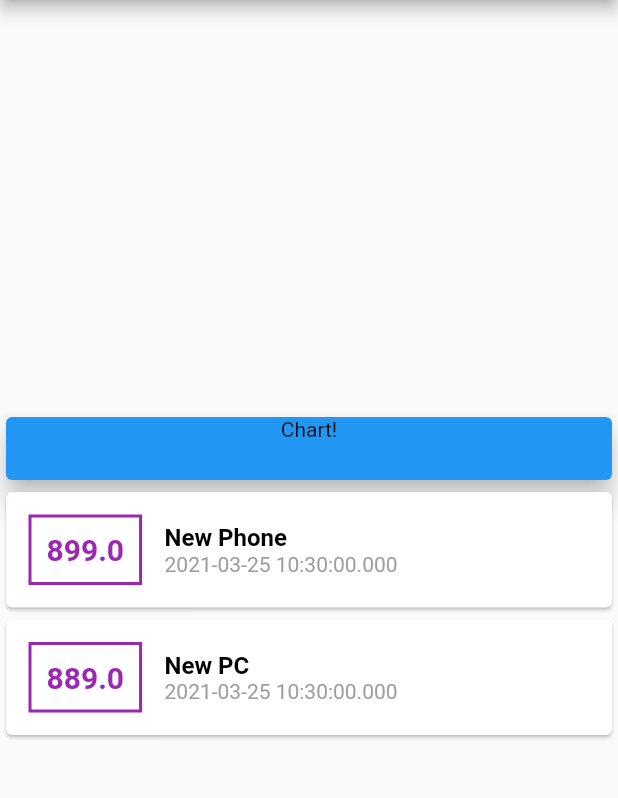
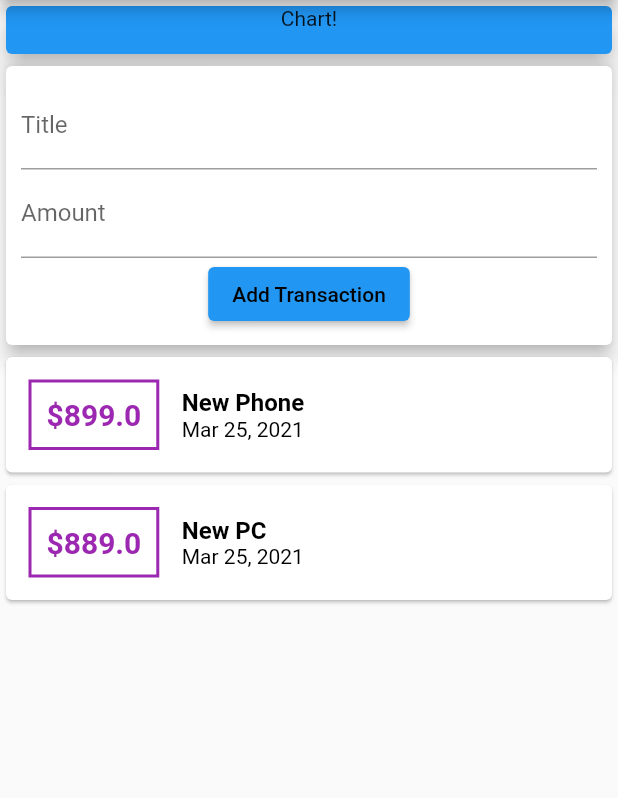
Before and after one commit to tanim913/personal_expenses_app, a Flutter app: the screen it shows after launch, on a phone screen of 412 x 824 dp, the part 84-882 px from its top. Run offline on Flutter 3.47's test engine with Material 2 defaults, Android fonts, the phone set to English and light mode, and no system bars.

Commit message:
Update main.dart

```diff
--- a/lib/main.dart
+++ b/lib/main.dart
@@ -1,4 +1,5 @@
 import 'package:flutter/material.dart';
+import 'package:intl/intl.dart';
 import './transaction.dart';
 
 void main() => runApp(MyApp());
@@ -26,18 +27,39 @@
         title: Text('Personal Expenses'),
       ),
       body: Column(
-        mainAxisAlignment: MainAxisAlignment.center,
+        //mainAxisAlignment: MainAxisAlignment.center,
         crossAxisAlignment: CrossAxisAlignment.stretch,
         children: [
           Container(
             width: double.infinity,
-            height: 50,
+            height: 40,
             child: Card(
               color: Colors.blue,
               child: Container(
                 child: Text('Chart!', textAlign: TextAlign.center),
               ),
               elevation: 7,
+            ),
+          ),
+          Card(
+            elevation: 5,
+            child: Container(
+              padding: EdgeInsets.all(10),
+              child: Column(
+                children: [
+                  TextField(
+                    decoration: InputDecoration(labelText: 'Title'),
+                  ),
+                  TextField(
+                    decoration: InputDecoration(labelText: 'Amount'),
+                  ),
+                  ElevatedButton(
+
+                    onPressed: () {},
+                    child: Text('Add Transaction',style: TextStyle(color: Colors.black),),
+                  )
+                ],
+              ),
             ),
           ),
           Column(
@@ -53,7 +75,7 @@
                           border: Border.all(color: Colors.purple, width: 2)),
                       padding: EdgeInsets.all(10),
                       child: Text(
-                        tx.amount.toString(),
+                        '\$${tx.amount}',
                         style: TextStyle(
                             fontWeight: FontWeight.bold,
                             fontSize: 20,
@@ -70,8 +92,8 @@
                             color: Colors.black),
                       ),
                       Text(
-                        tx.date.toString(),
-                        style: TextStyle(color: Colors.grey),
+                        DateFormat.yMMMd().format(tx.date),
+                        style: TextStyle(color: Colors.black),
                       ),
                     ],
                   ),
```
